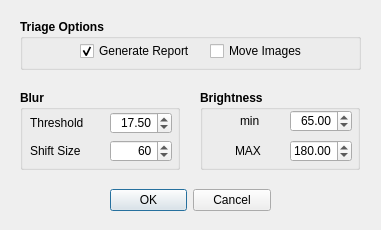
This is QDialog_TriageOptions.ui in JohnStranzl/GRIME-AI as Qt 5 draws it before an edit. The edited form follows.
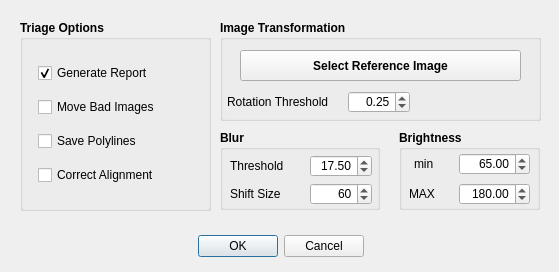
This is the edited form.

```diff
--- a/QDialog_TriageOptions.ui
+++ b/QDialog_TriageOptions.ui
@@ -6,8 +6,8 @@
    <rect>
     <x>0</x>
     <y>0</y>
-    <width>381</width>
-    <height>230</height>
+    <width>559</width>
+    <height>272</height>
    </rect>
   </property>
   <property name="windowTitle">
@@ -16,24 +16,33 @@
   <widget class="QDialogButtonBox" name="buttonBox">
    <property name="geometry">
     <rect>
-     <x>110</x>
-     <y>184</y>
-     <width>161</width>
+     <x>120</x>
+     <y>230</y>
+     <width>321</width>
      <height>32</height>
     </rect>
    </property>
+   <property name="layoutDirection">
+    <enum>Qt::LeftToRight</enum>
+   </property>
+   <property name="autoFillBackground">
+    <bool>false</bool>
+   </property>
    <property name="orientation">
     <enum>Qt::Horizontal</enum>
    </property>
    <property name="standardButtons">
     <set>QDialogButtonBox::Cancel|QDialogButtonBox::Ok</set>
    </property>
+   <property name="centerButtons">
+    <bool>true</bool>
+   </property>
   </widget>
   <widget class="QGroupBox" name="groupBox_12">
    <property name="geometry">
     <rect>
-     <x>20</x>
-     <y>90</y>
+     <x>220</x>
+     <y>130</y>
      <width>160</width>
      <height>80</height>
     </rect>
@@ -51,7 +60,7 @@
     <property name="geometry">
      <rect>
       <x>90</x>
-      <y>22</y>
+      <y>25</y>
       <width>62</width>
       <height>22</height>
      </rect>
@@ -79,7 +88,7 @@
     <property name="geometry">
      <rect>
       <x>10</x>
-      <y>25</y>
+      <y>28</y>
       <width>61</width>
       <height>16</height>
      </rect>
@@ -98,7 +107,7 @@
     <property name="geometry">
      <rect>
       <x>10</x>
-      <y>53</y>
+      <y>56</y>
       <width>61</width>
       <height>16</height>
      </rect>
@@ -117,7 +126,7 @@
     <property name="geometry">
      <rect>
       <x>90</x>
-      <y>50</y>
+      <y>53</y>
       <width>62</width>
       <height>22</height>
      </rect>
@@ -142,9 +151,9 @@
   <widget class="QGroupBox" name="groupBox_11">
    <property name="geometry">
     <rect>
-     <x>200</x>
-     <y>90</y>
-     <width>160</width>
+     <x>399</x>
+     <y>130</y>
+     <width>141</width>
      <height>80</height>
     </rect>
    </property>
@@ -160,8 +169,8 @@
    <widget class="QLabel" name="labelBrightnessMin_3">
     <property name="geometry">
      <rect>
-      <x>40</x>
-      <y>23</y>
+      <x>15</x>
+      <y>26</y>
       <width>31</width>
       <height>16</height>
      </rect>
@@ -179,8 +188,8 @@
    <widget class="QLabel" name="labelBrightnessMin_4">
     <property name="geometry">
      <rect>
-      <x>35</x>
-      <y>53</y>
+      <x>10</x>
+      <y>56</y>
       <width>31</width>
       <height>16</height>
      </rect>
@@ -198,9 +207,9 @@
    <widget class="QDoubleSpinBox" name="doubleSpinBoxBrightnessMin">
     <property name="geometry">
      <rect>
-      <x>90</x>
-      <y>20</y>
-      <width>62</width>
+      <x>60</x>
+      <y>23</y>
+      <width>71</width>
       <height>22</height>
      </rect>
     </property>
@@ -223,9 +232,9 @@
    <widget class="QDoubleSpinBox" name="doubleSpinBoxBrightnessMax">
     <property name="geometry">
      <rect>
-      <x>90</x>
-      <y>50</y>
-      <width>62</width>
+      <x>60</x>
+      <y>53</y>
+      <width>71</width>
       <height>22</height>
      </rect>
     </property>
@@ -250,9 +259,9 @@
    <property name="geometry">
     <rect>
      <x>20</x>
-     <y>19</y>
-     <width>341</width>
-     <height>51</height>
+     <y>20</y>
+     <width>191</width>
+     <height>191</height>
     </rect>
    </property>
    <property name="font">
@@ -264,11 +273,122 @@
    <property name="title">
     <string>Triage Options</string>
    </property>
-   <widget class="QCheckBox" name="checkBoxTriageImagesReport">
+   <widget class="QWidget" name="layoutWidget">
     <property name="geometry">
      <rect>
-      <x>60</x>
-      <y>22</y>
+      <x>18</x>
+      <y>35</y>
+      <width>151</width>
+      <height>141</height>
+     </rect>
+    </property>
+    <layout class="QVBoxLayout" name="verticalLayout">
+     <item>
+      <widget class="QCheckBox" name="checkBoxTriageImagesReport">
+       <property name="font">
+        <font>
+         <weight>50</weight>
+         <bold>false</bold>
+        </font>
+       </property>
+       <property name="text">
+        <string>Generate Report</string>
+       </property>
+       <property name="checked">
+        <bool>true</bool>
+       </property>
+      </widget>
+     </item>
+     <item>
+      <widget class="QCheckBox" name="checkBoxTriageImagesMove">
+       <property name="font">
+        <font>
+         <weight>50</weight>
+         <bold>false</bold>
+        </font>
+       </property>
+       <property name="toolTip">
+        <string>Check this box to move bad images into the subfolder &quot;MovedImages&quot; which is automatically created beneath the image folder.</string>
+       </property>
+       <property name="text">
+        <string>Move Bad Images</string>
+       </property>
+      </widget>
+     </item>
+     <item>
+      <widget class="QCheckBox" name="checkBox_TriageImages_SavePolylines">
+       <property name="font">
+        <font>
+         <weight>50</weight>
+         <bold>false</bold>
+        </font>
+       </property>
+       <property name="toolTip">
+        <string>Check this box to move bad images into the subfolder &quot;MovedImages&quot; which is automatically created beneath the image folder.</string>
+       </property>
+       <property name="text">
+        <string>Save Polylines</string>
+       </property>
+      </widget>
+     </item>
+     <item>
+      <widget class="QCheckBox" name="checkBox_TriageImages_CorrectAlignment">
+       <property name="font">
+        <font>
+         <weight>50</weight>
+         <bold>false</bold>
+        </font>
+       </property>
+       <property name="toolTip">
+        <string>Check this box to move bad images into the subfolder &quot;MovedImages&quot; which is automatically created beneath the image folder.</string>
+       </property>
+       <property name="text">
+        <string>Correct Alignment</string>
+       </property>
+       <property name="checked">
+        <bool>false</bool>
+       </property>
+      </widget>
+     </item>
+    </layout>
+   </widget>
+  </widget>
+  <widget class="QGroupBox" name="groupBox_2">
+   <property name="geometry">
+    <rect>
+     <x>220</x>
+     <y>20</y>
+     <width>321</width>
+     <height>101</height>
+    </rect>
+   </property>
+   <property name="font">
+    <font>
+     <weight>75</weight>
+     <bold>true</bold>
+    </font>
+   </property>
+   <property name="title">
+    <string>Image Transformation</string>
+   </property>
+   <widget class="QPushButton" name="pushButton_SelectReferenceImage">
+    <property name="geometry">
+     <rect>
+      <x>20</x>
+      <y>30</y>
+      <width>281</width>
+      <height>31</height>
+     </rect>
+    </property>
+    <property name="text">
+     <string>Select Reference Image</string>
+    </property>
+   </widget>
+   <widget class="QLabel" name="labelBrightnessMin_5">
+    <property name="geometry">
+     <rect>
+      <x>7</x>
+      <y>72</y>
       <width>121</width>
       <height>20</height>
      </rect>
@@ -280,19 +400,16 @@
      </font>
     </property>
     <property name="text">
-     <string>Generate Report</string>
-    </property>
-    <property name="checked">
-     <bool>true</bool>
+     <string>Rotation Threshold</string>
     </property>
    </widget>
-   <widget class="QCheckBox" name="checkBoxTriageImagesMove">
+   <widget class="QDoubleSpinBox" name="doubleSpinBox_TriageOptions_RotationThreshold">
     <property name="geometry">
      <rect>
-      <x>190</x>
-      <y>22</y>
-      <width>111</width>
-      <height>20</height>
+      <x>128</x>
+      <y>71</y>
+      <width>62</width>
+      <height>22</height>
      </rect>
     </property>
     <property name="font">
@@ -301,11 +418,17 @@
       <bold>false</bold>
      </font>
     </property>
-    <property name="toolTip">
-     <string>Check this box to move bad images into the subfolder &quot;MovedImages&quot; which is automatically created beneath the image folder.</string>
+    <property name="alignment">
+     <set>Qt::AlignRight|Qt::AlignTrailing|Qt::AlignVCenter</set>
     </property>
-    <property name="text">
-     <string>Move Images</string>
+    <property name="maximum">
+     <double>255.000000000000000</double>
+    </property>
+    <property name="singleStep">
+     <double>0.010000000000000</double>
+    </property>
+    <property name="value">
+     <double>0.250000000000000</double>
     </property>
    </widget>
   </widget>
```
Left out of the diff: 6 changed lines with no effect on the pictures.
